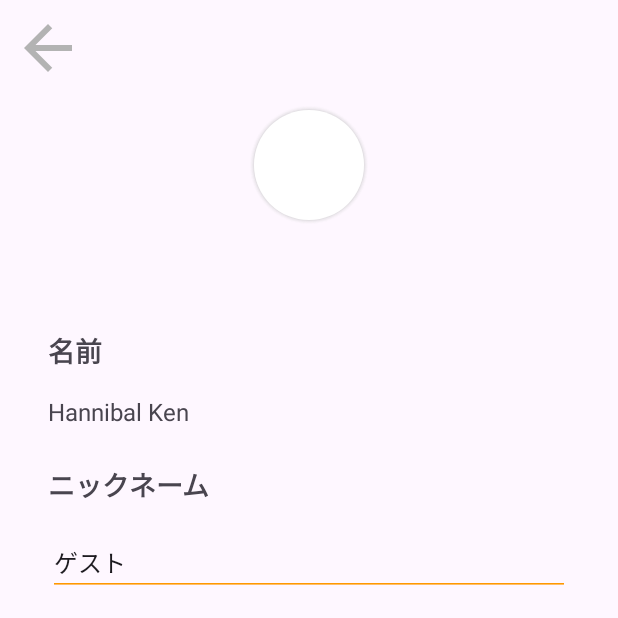
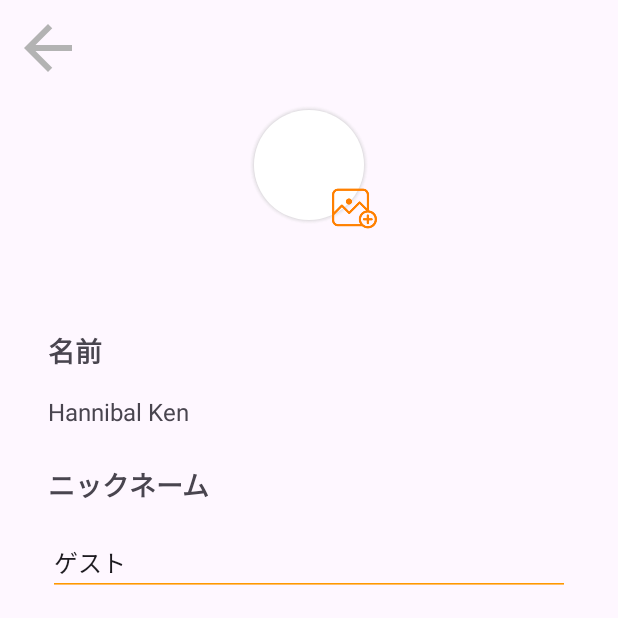
Before and after one commit to Masa222a/replacepraeparet, an Android app: the AccountFragment screen opened through its navigation route, after a tap on "プロフィールを編集する", on a phone screen of 412 x 824 dp, the top half of it. Run offline under Robolectric (Android 15) with nearby library versions, the phone set to English and light mode, and no system bars; our stand-ins replace Firebase (no records; nobody signed in at launch, a user with empty details on screens opened directly), Picasso, navigation-ui; libraries missing offline, so code that uses them is left out: com.firebase.ui, jp.wasabeef.picasso; pictures from the network do not load.

Commit message:
プロフィール編集画面から画像の変更を行った際に変更を適応させる

```diff
--- a/app/build.gradle
+++ b/app/build.gradle
@@ -63,6 +63,7 @@ dependencies {
     implementation 'androidx.lifecycle:lifecycle-viewmodel-ktx:2.6.1'
     //picasso
     implementation 'com.squareup.picasso:picasso:2.71828'
+    implementation 'jp.wasabeef:picasso-transformations:2.4.0'
     //Jsoup
     implementation 'org.jsoup:jsoup:1.14.2'
     //firebase authentication
--- a/app/src/main/java/com/hannibal/replacepraeparet/view/fragment/PostBottomSheetFragment.kt
+++ b/app/src/main/java/com/hannibal/replacepraeparet/view/fragment/PostBottomSheetFragment.kt
@@ -113,7 +113,7 @@ class PostBottomSheetFragment : BottomSheetDialogFragment() {
         intent.putExtra(Intent.EXTRA_ALLOW_MULTIPLE, true)
         intent.addCategory(Intent.CATEGORY_OPENABLE)
         intent.type = "image/*"
-        startActivityForResult(intent, REQUEST_CODE);
+        startActivityForResult(intent, REQUEST_CODE)
     }
 
     private fun setUpSpinner() {
--- a/app/src/main/java/com/hannibal/replacepraeparet/viewmodel/AccountFragmentViewModel.kt
+++ b/app/src/main/java/com/hannibal/replacepraeparet/viewmodel/AccountFragmentViewModel.kt
@@ -1,5 +1,6 @@
 package com.hannibal.replacepraeparet.viewmodel
 
+import android.net.Uri
 import androidx.lifecycle.MutableLiveData
 import androidx.lifecycle.ViewModel
 import androidx.lifecycle.map
@@ -7,6 +8,7 @@ import com.hannibal.replacepraeparet.model.Api.FirebaseUserLiveData
 
 class AccountFragmentViewModel : ViewModel() {
     val nameData = MutableLiveData<String>()
+    val imageData = MutableLiveData<Uri>()
 
     enum class AuthenticationState {
         AUTHENTICATED, UNAUTHENTICATED, INVALID_AUTHENTICATION
@@ -23,4 +25,8 @@ class AccountFragmentViewModel : ViewModel() {
     fun postEditName(name: String) {
         nameData.postValue(name)
     }
+
+    fun postEditImage(image: Uri) {
+        imageData.postValue(image)
+    }
 }
--- a/app/src/main/res/layout/fragment_account_edit.xml
+++ b/app/src/main/res/layout/fragment_account_edit.xml
@@ -25,6 +25,17 @@
         android:layout_height="80dp"
         android:layout_marginTop="70dp"
         android:src="@drawable/round_image"
+        app:layout_constraintEnd_toEndOf="parent"
+        app:layout_constraintStart_toStartOf="parent"
+        app:layout_constraintTop_toTopOf="parent" />
+
+    <ImageView
+        android:id="@+id/add_profile_image_button"
+        android:layout_width="30dp"
+        android:layout_height="30dp"
+        android:layout_marginStart="60dp"
+        android:layout_marginTop="124dp"
+        android:src="@drawable/photo"
         app:layout_constraintEnd_toEndOf="parent"
         app:layout_constraintStart_toStartOf="parent"
         app:layout_constraintTop_toTopOf="parent" />
--- a/app/src/main/res/values/strings.xml
+++ b/app/src/main/res/values/strings.xml
@@ -59,4 +59,5 @@
     <string name="edit">変更</string>
     <string name="name">名前</string>
     <string name="guest">ゲスト</string>
+    <string name="failed_load_image">画像を読み込めませんでした。再度お試しください。</string>
 </resources>
```
Also changed, not shown: app/src/main/java/com/hannibal/replacepraeparet/view/fragment/AccountEditFragment.kt (+47 -4 lines), app/src/main/java/com/hannibal/replacepraeparet/view/fragment/AccountFragment.kt (+16 -1 lines).
